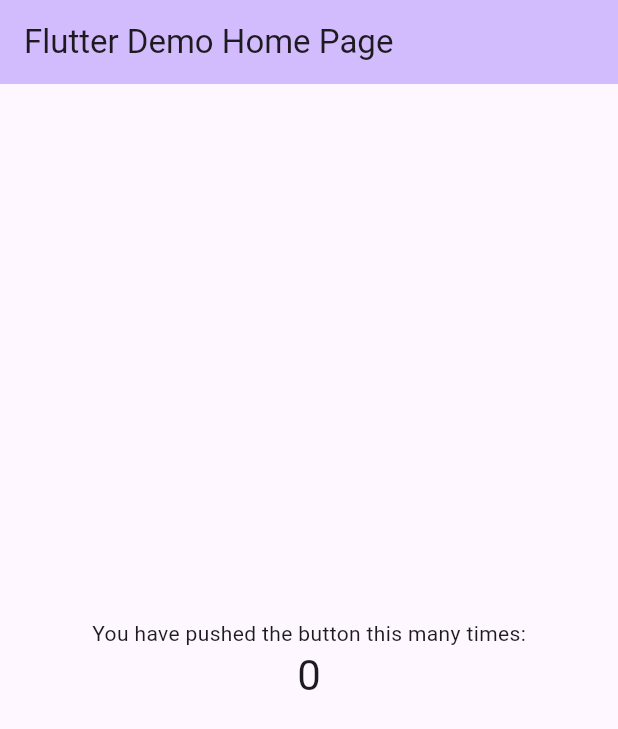
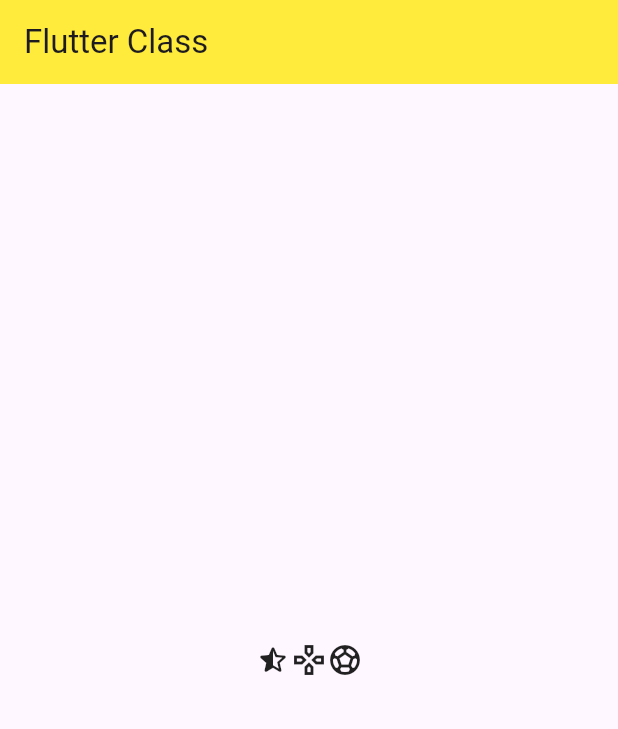
Before and after one commit to LuisAbrantes/MobileDevClasses, a Flutter app: the screen it shows after launch, on a phone screen of 412 x 824 dp. Shown: the top 729 px of the screen. Run offline on Flutter 3.47's test engine with Material 3 defaults, Android fonts, the phone set to English and light mode, and no system bars.

Commit message:
Refactor main application structure and simplify widget hierarchy

```diff
--- a/class1/lib/main.dart
+++ b/class1/lib/main.dart
@@ -1,168 +1,22 @@
-import 'dart:math';
-
 import 'package:flutter/material.dart';
 
-void main() {
-  runApp(const MyApp());
-}
-
-class MyApp extends StatelessWidget {
-  const MyApp({super.key});
-
-  // This widget is the root of your application.
-  @override
-  Widget build(BuildContext context) {
-    return MaterialApp(
-      title: 'Flutter Demo',
-      theme: ThemeData(
-        // This is the theme of your application.
-        //
-        // TRY THIS: Try running your application with "flutter run". You'll see
-        // the application has a purple toolbar. Then, without quitting the app,
-        // try changing the seedColor in the colorScheme below to Colors.green
-        // and then invoke "hot reload" (save your changes or press the "hot
-        // reload" button in a Flutter-supported IDE, or press "r" if you used
-        // the command line to start the app).
-        //
-        // Notice that the counter didn't reset back to zero; the application
-        // state is not lost during the reload. To reset the state, use hot
-        // restart instead.
-        //
-        // This works for code too, not just values: Most code changes can be
-        // tested with just a hot reload.
-        colorScheme: ColorScheme.fromSeed(seedColor: Colors.deepPurple),
-      ),
-      home: const MyHomePage(title: 'Flutter Demo Home Page'),
-    );
-  }
-}
-
-class MyHomePage extends StatefulWidget {
-  const MyHomePage({super.key, required this.title});
-
-  // This widget is the home page of your application. It is stateful, meaning
-  // that it has a State object (defined below) that contains fields that affect
-  // how it looks.
-
-  // This class is the configuration for the state. It holds the values (in this
-  // case the title) provided by the parent (in this case the App widget) and
-  // used by the build method of the State. Fields in a Widget subclass are
-  // always marked "final".
-
-  final String title;
-
-  @override
-  State<MyHomePage> createState() => _MyHomePageState();
-}
-
-class _MyHomePageState extends State<MyHomePage> {
-  int _counter = 0;
-
-  List<String> foods = [
-    "Pasta",
-    "Pizza",
-    "Burger",
-    "Salad",
-    "Sushi",
-    "Tacos",
-    "Steak",
-    "Churrasco",
-    "Samosa",
-    "Dumplings",
-    "Philly Steak",
-    "Poutine",
-    "Biryani",
-    "Paella",
-    "Ramen",
-    "Tandoori Chicken",
-    "Falafel",
-    "Kebab",
-    "Ceviche",
-    "Chili",
-    "Goulash",
-    "Jambalaya",
-    "Kimchi",
-    "Moussaka",
-    "Peking Duck",
-    "Ratatouille",
-    "Risotto",
-    "Schnitzel",
-    "Shakshuka",
-    "T-Bone Steak",
-  ];
-
-  List<MaterialColor> colors = [
-    Colors.red,
-    Colors.pink,
-    Colors.purple,
-    Colors.deepPurple,
-    Colors.indigo,
-    Colors.blue,
-    Colors.lightBlue,
-    Colors.cyan,
-    Colors.teal,
-    Colors.green,
-    Colors.lime,
-    Colors.amber,
-    Colors.orange,
-    Colors.brown,
-  ];
-
-  String randomText = '';
-  MaterialColor randomCore = Colors.orange;
-
-  void updateScreen() {
-    setState(() {
-      randomText = foods[new Random().nextInt(foods.length)];
-      randomCore = colors[new Random().nextInt(colors.length)];
-    });
-  }
-
-  // void _incrementCounter() {
-  //   setState(() {
-  //     randomText=
-  //     if (_counter<foods.length){
-  //       food = foods[_counter];
-  //       _counter++;
-  //     } else{
-  //       _counter = 0;
-
-  //     }
-
-  //   });
-  // }
-
-  @override
-  Widget build(BuildContext context) {
-    return Scaffold(
+void main() => runApp(
+  MaterialApp(
+    home: Scaffold(
       appBar: AppBar(
-        backgroundColor: Theme.of(context).colorScheme.inversePrimary,
-        title: Text(widget.title),
+        title: Text("Flutter Class"),
+        backgroundColor: Colors.yellow,
       ),
       body: Center(
-        // Center is a layout widget. It takes a single child and positions it
-        // in the middle of the parent.
-        child: Column(
-          // Column is also a layout widget. It takes a list of children and
-          // arranges them vertically. By default, it sizes itself to fit its
-          // children horizontally, and tries to be as tall as its parent.
-          //
-          // Column has various properties to control how it sizes itself and
-          // how it positions its children. Here we use mainAxisAlignment to
-          // This trailing comma makes auto-formatting nicer for build methods.
-          // action in the IDE, or press "p" in the console), to see the
-          // wireframe for each widget.
+        child: Row(
           mainAxisAlignment: MainAxisAlignment.center,
-          children: <Widget>[
-            const Text('You have pushed the button this many times:'),
-            Text(
-              '$_counter',
-              style: Theme.of(context).textTheme.headlineMedium,
-            ),
+          children: [
+            Icon(Icons.star_half_rounded),
+            Icon(Icons.gamepad_outlined),
+            Icon(Icons.sports_soccer),
           ],
         ),
       ),
-      // This trailing comma makes auto-formatting nicer for build methods.
-    );
-  }
-}
+    ),
+  ),
+);
```
